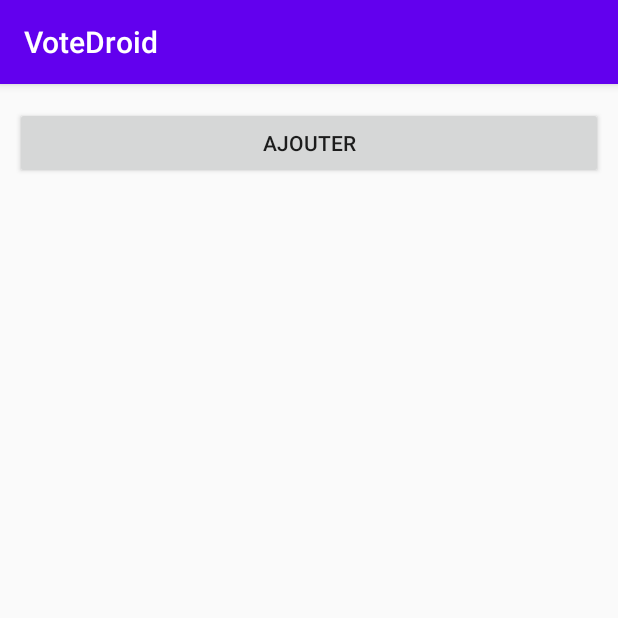
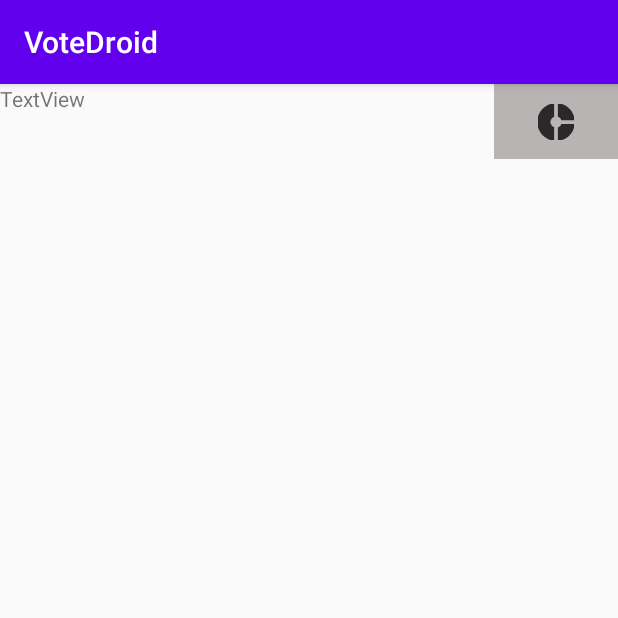
Before and after one commit to CrowTheFallen/A20-4203N5-VotoDroid-Blanchette, an Android app: the VotesActivity screen opened directly, with no data from a screen before it, on a phone screen of 412 x 824 dp, the top half of it. Run offline under Robolectric (Android 15) with nearby library versions, the phone set to English and light mode, and no system bars.

Commit message:
FCT Ajout question
Permet à la création de questions et l'insertion à l'intérieur de la bd ainsi que dans le recyclerView.

```diff
--- a/app/build.gradle
+++ b/app/build.gradle
@@ -31,6 +31,7 @@ android {
 dependencies {
     implementation fileTree(dir: "libs", include: ["*.jar"])
     implementation 'androidx.recyclerview:recyclerview:1.1.0'
+    implementation 'com.google.android.material:material:1.1.0'
 
     def room_version = "2.1.0-alpha03"
 
--- a/app/src/main/java/com/example/votedroid/service/QuestionsActivity.java
+++ b/app/src/main/java/com/example/votedroid/service/QuestionsActivity.java
@@ -38,7 +38,7 @@ public class QuestionsActivity extends AppCompatActivity {
                 startActivity(intent);
             }
         });
-
+        Adapter.notifyDataSetChanged();
     }
 
     @Override
@@ -63,7 +63,7 @@ public class QuestionsActivity extends AppCompatActivity {
     }
 
     private void initialisationRecyclerView(){
-        RecyclerView recyclerView = findViewById(R.id.RecyclerQuestion);
+        RecyclerView recyclerView = binding.RecyclerQuestion;
         recyclerView.setHasFixedSize(true);
 
         LinearLayoutManager layoutManager = new LinearLayoutManager(this);
--- a/app/src/main/java/com/example/votedroid/service/VotesActivity.java
+++ b/app/src/main/java/com/example/votedroid/service/VotesActivity.java
@@ -1,18 +1,34 @@
 package com.example.votedroid.service;
 
+import android.content.Intent;
 import android.os.Bundle;
+import android.view.View;
 
 import androidx.appcompat.app.AppCompatActivity;
 
 import com.example.votedroid.R;
+import com.example.votedroid.databinding.QuestionActivityBinding;
+import com.example.votedroid.databinding.VotesActivityBinding;
 
 public class VotesActivity extends AppCompatActivity {
-
+    private VotesActivityBinding binding;
     @Override
     protected void onCreate(Bundle savedInstanceState) {
         super.onCreate(savedInstanceState);
-        setContentView(R.layout.question_activity);
+        binding = VotesActivityBinding.inflate(getLayoutInflater());
+        View view = binding.getRoot();
+        setContentView(view);
 
+        binding.LaQuestion.setOnClickListener(new View.OnClickListener() {
+            @Override
+            public void onClick(View view) {
+                Intent intent = new Intent(VotesActivity.this,StatsActivity.class);
+                //intent.putExtra("id",12);
+                //intent.putExtra("age", 25);
+                //intent.putExtra("Cash", 200);
+                startActivity(intent);
+            }
+        });
 
     }
 }
--- a/app/src/main/java/com/example/votedroid/service/VotesAdaptateur.java
+++ b/app/src/main/java/com/example/votedroid/service/VotesAdaptateur.java
@@ -33,6 +33,7 @@ public class VotesAdaptateur extends RecyclerView.Adapter<VotesAdaptateur.MyView
      */
     public static class MyViewHolder extends RecyclerView.ViewHolder {
         public TextView question;
+
 
         public MyViewHolder(LinearLayout view) {
             super(view);
--- /dev/null
+++ b/app/src/main/res/drawable-anydpi/ic_action_vote2.xml
@@ -0,0 +1,16 @@
+<vector xmlns:android="http://schemas.android.com/apk/res/android"
+    android:width="24dp"
+    android:height="24dp"
+    android:viewportWidth="24"
+    android:viewportHeight="24"
+    android:tint="#060506"
+    android:alpha="0.8">
+  <group android:scaleX="1.25"
+      android:scaleY="1.25"
+      android:translateX="-3"
+      android:translateY="-3">
+    <path
+        android:fillColor="@android:color/white"
+        android:pathData="M11,9.16V2c-5,0.5 -9,4.79 -9,10s4,9.5 9,10v-7.16c-1,-0.41 -2,-1.52 -2,-2.84s1,-2.43 2,-2.84zM14.86,11H22c-0.48,-4.75 -4,-8.53 -9,-9v7.16c1,0.3 1.52,0.98 1.86,1.84zM13,14.84V22c5,-0.47 8.52,-4.25 9,-9h-7.14c-0.34,0.86 -0.86,1.54 -1.86,1.84z"/>
+  </group>
+</vector>
--- a/app/src/main/res/layout/question_activity.xml
+++ b/app/src/main/res/layout/question_activity.xml
@@ -20,9 +20,9 @@
     <androidx.recyclerview.widget.RecyclerView
         android:id="@+id/RecyclerQuestion"
         android:layout_width="match_parent"
-        android:layout_height="wrap_content"
+        android:layout_height="match_parent"
         android:layout_margin="10dp"
-        android:background="#DADCDA"
+
         />
 
 
--- a/app/src/main/res/layout/votes_activity.xml
+++ b/app/src/main/res/layout/votes_activity.xml
@@ -1,7 +1,8 @@
 <?xml version="1.0" encoding="utf-8"?>
-<android.widget.LinearLayout xmlns:android="http://schemas.android.com/apk/res/android"
+<LinearLayout xmlns:android="http://schemas.android.com/apk/res/android"
+    xmlns:app="http://schemas.android.com/apk/res-auto"
     android:layout_width="match_parent"
-    android:layout_height="match_parent"
+    android:layout_height="wrap_content"
     android:orientation="horizontal">
 
 
@@ -14,16 +15,19 @@
         android:singleLine="true"
         android:text="TextView" />
 
-    <Button android:id="@+id/BoutonVersVote"
+    <ImageButton
+        android:id="@+id/BoutonVersStats"
         android:layout_width="0dp"
         android:layout_height="50dp"
+        android:layout_marginBottom="10dp"
         android:layout_weight="1"
         android:layout_alignTop="@+id/LaQuestion"
         android:layout_alignBottom="@+id/LaQuestion"
         android:layout_alignRight="@+id/LaQuestion"
-        android:background="@drawable/ic_action_vote"/>
+        android:src="@drawable/ic_action_vote2"
+        android:background="#B8B4B4"
+        />
 
 
 
-
-</android.widget.LinearLayout>
+</LinearLayout>
```
Also changed, not shown: app/src/main/java/com/example/votedroid/service/CreateActivity.java (+28 -0 lines), app/src/main/res/drawable-hdpi/ic_action_vote2.png (added), app/src/main/res/drawable-mdpi/ic_action_vote2.png (added), app/src/main/res/drawable-xhdpi/ic_action_vote2.png (added), app/src/main/res/drawable-xxhdpi/ic_action_vote2.png (added).
